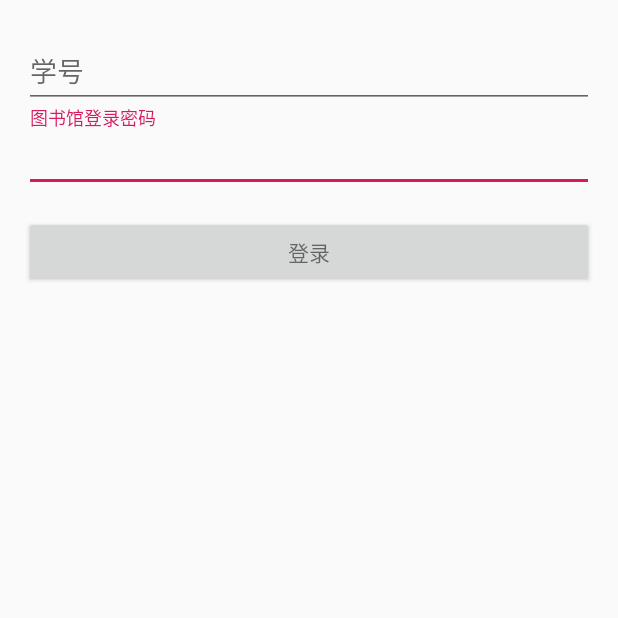
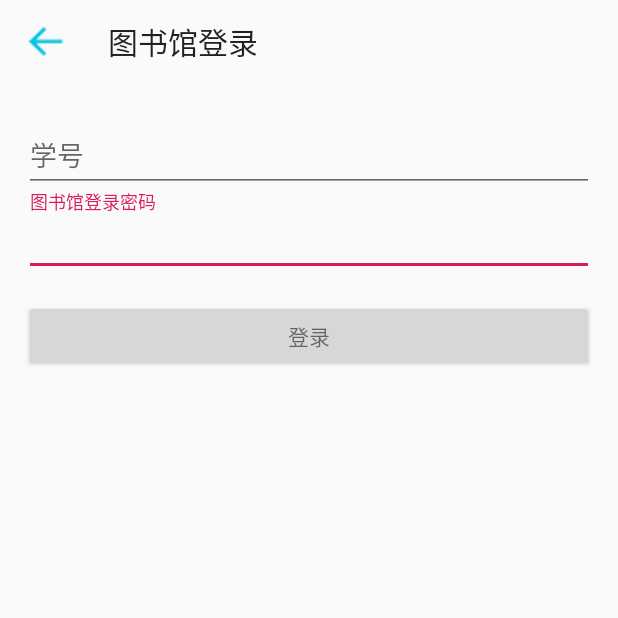
Before and after one commit to Produce404/WHUCampus, an Android app: the LibraryLoginActivity screen opened directly, with no data from a screen before it, on a phone screen of 412 x 824 dp, the top half of it. Run offline under Robolectric (Android 15) with nearby library versions, the phone set to English and light mode, and no system bars.

Commit message:
返回修改提交

```diff
--- a/app/src/main/java/com/example/hp/mycampus/activity/LibraryLoginActivity.java
+++ b/app/src/main/java/com/example/hp/mycampus/activity/LibraryLoginActivity.java
@@ -23,6 +23,7 @@ import java.util.ArrayList;
 import java.util.List;
 
 import androidx.appcompat.app.AppCompatActivity;
+import androidx.appcompat.widget.Toolbar;
 
 /**
  * A login screen that offers login via email/password.
@@ -41,6 +42,18 @@ public class LibraryLoginActivity extends AppCompatActivity {
     protected void onCreate(Bundle savedInstanceState) {
         super.onCreate(savedInstanceState);
         setContentView(R.layout.activity_library_login);
+
+        Toolbar toolbar = findViewById(R.id.toolbar);
+        toolbar.setTitle("图书馆登录");
+        toolbar.setNavigationIcon(R.drawable.btn_back);
+        setSupportActionBar(toolbar);
+        toolbar.setNavigationOnClickListener(new View.OnClickListener(){
+            @Override
+            public void onClick(View view){
+                Intent intent = new Intent(LibraryLoginActivity.this,MainActivity.class);
+                startActivity(intent);
+            }
+        });
 
         studentNum = (EditText)findViewById(R.id.studnetNum);
         password = (EditText) findViewById(R.id.password);
--- a/app/src/main/res/layout/activity_library_login.xml
+++ b/app/src/main/res/layout/activity_library_login.xml
@@ -3,17 +3,25 @@
     xmlns:tools="http://schemas.android.com/tools"
     android:layout_width="match_parent"
     android:layout_height="match_parent"
+    xmlns:app="http://schemas.android.com/apk/res-auto"
     android:gravity="center_horizontal"
     android:orientation="vertical"
-    android:paddingLeft="16dp"
-    android:paddingTop="16dp"
-    android:paddingRight="16dp"
-    android:paddingBottom="16dp">
-
+  >
+    <androidx.appcompat.widget.Toolbar
+        android:id="@+id/toolbar"
+        android:layout_width="match_parent"
+        android:layout_height="?android:attr/actionBarSize"
+        android:layout_gravity="center"
+        app:contentInsetStart="0dp"
+        />
     <ScrollView
         android:id="@+id/login_form"
         android:layout_width="match_parent"
-        android:layout_height="match_parent">
+        android:layout_height="match_parent"
+        android:paddingLeft="16dp"
+        android:paddingTop="16dp"
+        android:paddingRight="16dp"
+        android:paddingBottom="16dp">
 
         <LinearLayout
             android:id="@+id/library_login_form"
```
Also changed, not shown: app/src/main/java/com/example/hp/mycampus/activity/CampusCardActivity.java (+15 -1 lines), app/src/main/java/com/example/hp/mycampus/activity/ExpressActivity.java (+17 -1 lines), app/src/main/java/com/example/hp/mycampus/activity/LibraryActivity.java (+14 -0 lines), app/src/main/java/com/example/hp/mycampus/activity/TimeActivity.java (+11 -1 lines), app/src/main/res/layout/activity_campus_card.xml (+11 -3 lines), app/src/main/res/layout/activity_express.xml (+8 -1 lines), app/src/main/res/layout/activity_library.xml (+10 -1 lines).
